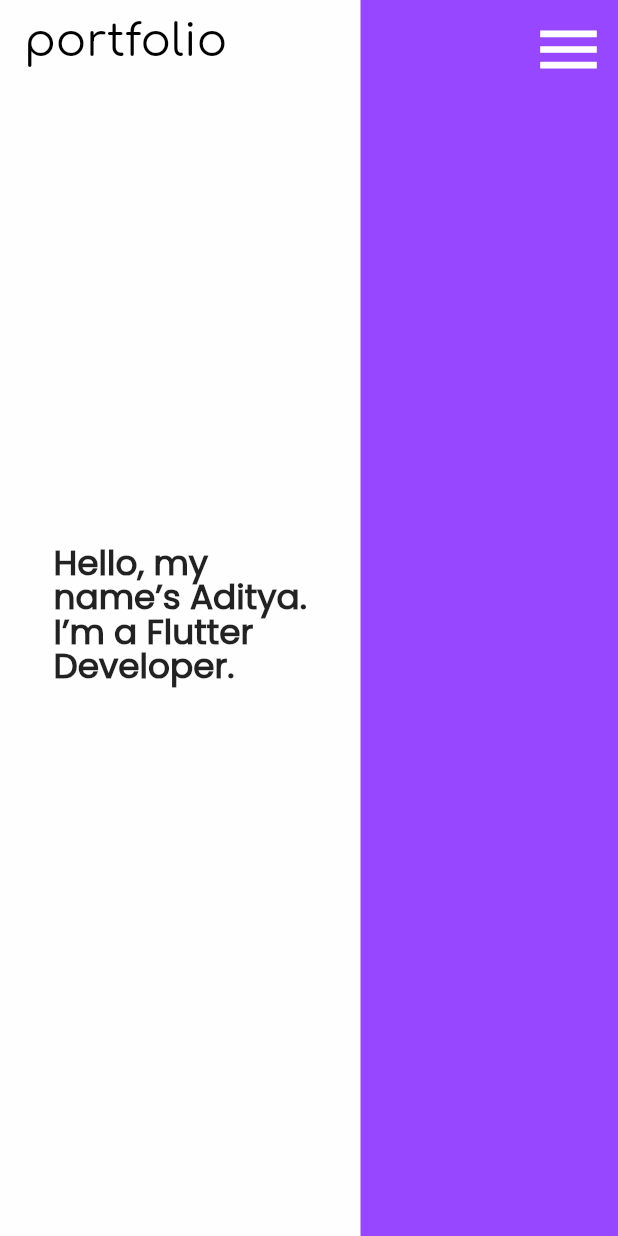
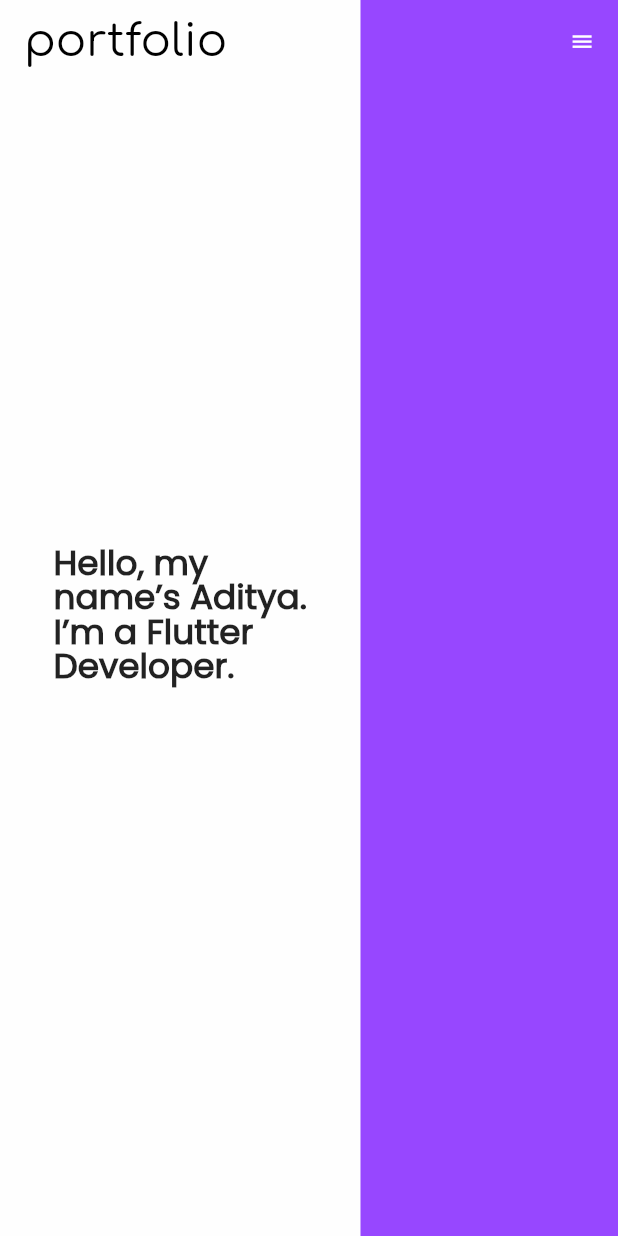
Before and after one commit to ak19992017/portfolio_app, a Flutter app: the screen it shows after launch, on a phone screen of 412 x 824 dp. Run offline on Flutter 3.47's test engine with Material 2 defaults, Android fonts, the phone set to English and light mode, and no system bars.

```diff
--- a/lib/screens/home_screen.dart
+++ b/lib/screens/home_screen.dart
@@ -41,17 +41,41 @@ class _HomeScreenState extends State<HomeScreen>
   Widget build(BuildContext context) {
     double screenWidth = MediaQuery.of(context).size.width;
     double screenHeight = MediaQuery.of(context).size.height;
-    return Builder(builder: (context) {
-      return Scaffold(
-        extendBodyBehindAppBar: true,
-        appBar: buildAppBar(),
-        body: buildSection(screenWidth, screenHeight),
-        endDrawer: Container(
-          width: screenWidth < 650 ? screenWidth : screenWidth * 0.5,
-          child: Drawer(),
+    return Builder(
+      builder: (context) {
+        return Scaffold(
+          extendBodyBehindAppBar: true,
+          appBar: buildAppBar(screenWidth),
+          body: buildSection(screenWidth, screenHeight),
+          endDrawer: buildDrawer(screenWidth),
+        );
+      },
+    );
+  }
+
+  Container buildDrawer(double screenWidth) {
+    return Container(
+      width: screenWidth < 650 ? screenWidth : screenWidth * 0.5,
+      child: ClipRRect(
+        borderRadius: BorderRadius.all(Radius.circular(50)),
+        child: Drawer(
+          child: Center(
+            child: Column(
+              mainAxisAlignment: MainAxisAlignment.center,
+              children: <Widget>[
+                const Text('This is the Drawer'),
+                ElevatedButton(
+                  onPressed: () {
+                    Navigator.of(context).pop();
+                  },
+                  child: const Text('Close Drawer'),
+                ),
+              ],
+            ),
+          ),
         ),
-      );
-    });
+      ),
+    );
   }
 
   Container buildSection(double screenWidth, double screenHeight) {
@@ -90,7 +114,7 @@ class _HomeScreenState extends State<HomeScreen>
     );
   }
 
-  AppBar buildAppBar() {
+  AppBar buildAppBar(double screenWidth) {
     return AppBar(
       title: Text(
         "portfolio",
@@ -100,7 +124,7 @@ class _HomeScreenState extends State<HomeScreen>
           fontSize: 30,
         ),
       ),
-      iconTheme: IconThemeData(color: Colors.white, size: 50),
+      iconTheme: IconThemeData(color: Colors.white, size: screenWidth / 25),
       elevation: 0,
       backgroundColor: Colors.transparent,
     );
```
